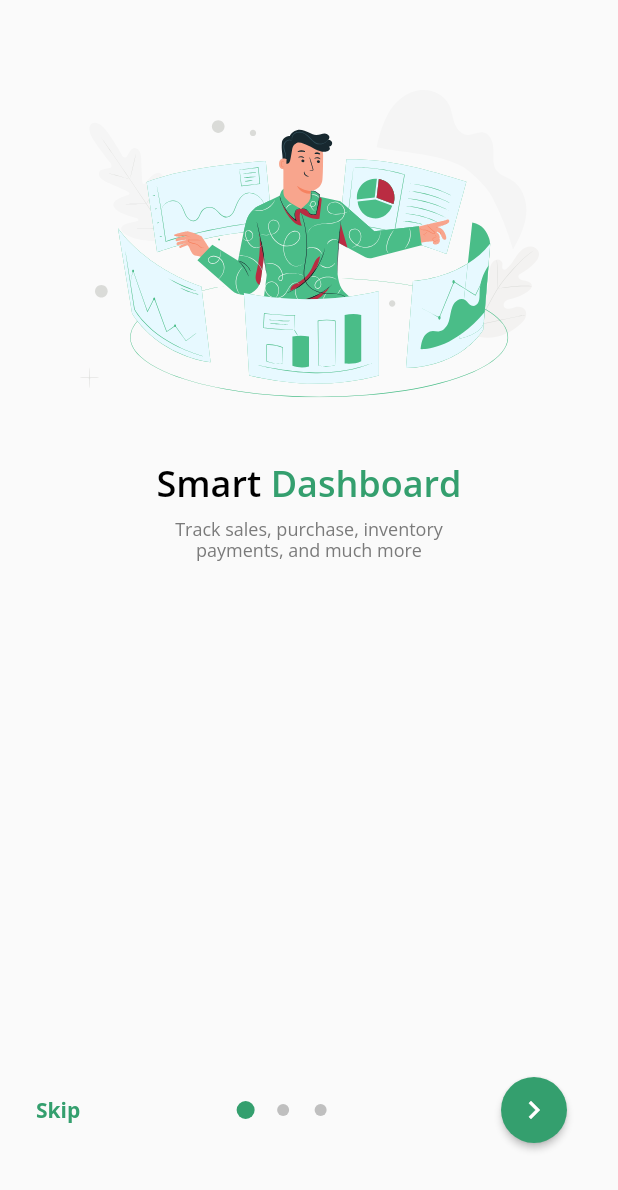
After one commit to Sp4Rx/tranzact, a Flutter app: the OnBoarding screen opened directly, on a phone screen of 412 x 824 dp. The commit adds this screen. Shown: the top 1190 px of the screen. Run offline on Flutter 3.47's test engine with Material 2 defaults, Android fonts, the phone set to English and light mode, and no system bars; our stand-ins replace dio, equatable, firebase_auth, firebase_core, flutter_bloc, flutter_secure_storage and 3 more; missing offline and left inert: flow_builder; accounts and stored records are empty.

Commit message:
OnBoarding design

```diff
--- /dev/null
+++ b/lib/core/constant.dart
@@ -0,0 +1,24 @@
+import 'package:tranzact/models/on_board_model.dart';
+
+class Constant {
+  static const List<OnBoardModel> onBoardItems = [
+    OnBoardModel(
+      'images/svg/onboard1.svg',
+      'Smart',
+      'Dashboard',
+      'Track sales, purchase, inventory\npayments, and much more',
+    ),
+    OnBoardModel(
+      'images/svg/onboard2.svg',
+      'Smart',
+      'Dashboard',
+      'Track sales, purchase, inventory\npayments, and much more',
+    ),
+    OnBoardModel(
+      'images/svg/onboard3.svg',
+      'Smart',
+      'Dashboard',
+      'Track sales, purchase, inventory\npayments, and much more',
+    )
+  ];
+}
--- a/lib/core/storage.dart
+++ b/lib/core/storage.dart
@@ -9,7 +9,7 @@ class Storage {
 
   static Future<bool> get isOnBoardingDone async {
     final value = await _storage.read(key: 'isOnBoardingDone');
-    _isOnBoardingDone ??= (value == null) ? true : value.toBool();
+    _isOnBoardingDone ??= (value == null) ? false : value.toBool();
     return _isOnBoardingDone!;
   }
 
--- a/lib/main.dart
+++ b/lib/main.dart
@@ -1,11 +1,12 @@
 import 'package:firebase_core/firebase_core.dart';
+import 'package:flow_builder/flow_builder.dart';
 import 'package:flutter/material.dart';
 import 'package:flutter_bloc/flutter_bloc.dart';
+import 'package:google_fonts/google_fonts.dart';
 import 'package:tranzact/blocs/app/app_bloc.dart';
 import 'package:tranzact/firebase_options.dart';
 import 'package:tranzact/repositories/auth_repository.dart';
 import 'package:tranzact/router/app_router.dart';
-import 'package:flow_builder/flow_builder.dart';
 
 void main() async {
   WidgetsFlutterBinding.ensureInitialized();
@@ -49,6 +50,11 @@ class AppView extends StatelessWidget {
   @override
   Widget build(BuildContext context) {
     return MaterialApp(
+      theme: ThemeData(
+        textTheme: GoogleFonts.openSansTextTheme(
+          Theme.of(context).textTheme,
+        ),
+      ),
       home: FlowBuilder<AppStatus>(
         state: context.select((AppBloc bloc) => bloc.state.status),
         onGeneratePages: AppRouter.onGenerateAppViewPages,
--- /dev/null
+++ b/lib/models/on_board_model.dart
@@ -0,0 +1,9 @@
+class OnBoardModel {
+  final String svgImage;
+  final String text1;
+  final String text2;
+  final String descriptionText;
+
+  const OnBoardModel(
+      this.svgImage, this.text1, this.text2, this.descriptionText);
+}
--- /dev/null
+++ b/lib/ui/commons/atoms/circle_icon_button.dart
@@ -0,0 +1,24 @@
+import 'package:flutter/material.dart';
+import 'package:tranzact/ui/commons/tcolors.dart';
+
+class CircleIconButton extends StatelessWidget {
+  final VoidCallback? onPressed;
+
+  const CircleIconButton({
+    Key? key,
+    this.onPressed,
+  }) : super(key: key);
+
+  @override
+  Widget build(BuildContext context) {
+    return ElevatedButton(
+      onPressed: onPressed,
+      style: ButtonStyle(
+        shape: MaterialStateProperty.all(const CircleBorder()),
+        padding: MaterialStateProperty.all(const EdgeInsets.all(10)),
+        backgroundColor: MaterialStateProperty.all(TColors.secondaryDefault),
+      ),
+      child: const Icon(Icons.chevron_right),
+    );
+  }
+}
--- a/lib/ui/commons/atoms/blue_text.dart
+++ b/lib/ui/commons/atoms/colored_action_text.dart
@@ -1,15 +1,18 @@
 import 'package:flutter/material.dart';
 import 'package:tranzact/ui/commons/tcolors.dart';
 
-class BlueText extends StatelessWidget {
+class ColoredActionText extends StatelessWidget {
   final String data;
+  final Color? color;
 
   final VoidCallback? onPressed;
 
-  const BlueText(
+  ///Default color is [TColors.blueDark]
+  const ColoredActionText(
     this.data, {
     Key? key,
     this.onPressed,
+    this.color,
   }) : super(key: key);
 
   @override
@@ -18,8 +21,8 @@ class BlueText extends StatelessWidget {
       onTap: onPressed,
       child: Text(
         data,
-        style: const TextStyle(
-            color: TColors.blueDark, fontWeight: FontWeight.bold),
+        style: TextStyle(
+            color: color ?? TColors.blueDark, fontWeight: FontWeight.bold),
       ),
     );
   }
--- /dev/null
+++ b/lib/ui/commons/atoms/dots_indicator.dart
@@ -0,0 +1,76 @@
+import 'dart:math';
+
+import 'package:flutter/material.dart';
+
+/// An indicator showing the currently selected page of a PageController
+class DotsIndicator extends AnimatedWidget {
+  const DotsIndicator({
+    Key? key,
+    required this.controller,
+    required this.itemCount,
+    required this.onPageSelected,
+    this.color = Colors.white,
+    this.secondaryColor,
+  }) : super(key: key, listenable: controller);
+
+  /// The PageController that this DotsIndicator is representing.
+  final PageController controller;
+
+  /// The number of items managed by the PageController
+  final int itemCount;
+
+  /// Called when a dot is tapped
+  final ValueChanged<int> onPageSelected;
+
+  /// The color of the dots.
+  ///
+  /// Defaults to `Colors.white`.
+  final Color color;
+
+  ///Color for the unselected dors
+  final Color? secondaryColor;
+
+  // The base size of the dots
+  static const double _kDotSize = 8.0;
+
+  // The increase in the size of the selected dot
+  static const double _kMaxZoom = 1.5;
+
+  // The distance between the center of each dot
+  static const double _kDotSpacing = 25.0;
+
+  Widget _buildDot(int index) {
+    double selectedNess = Curves.easeOut.transform(
+      max(
+        0.0,
+        1.0 - ((controller.page ?? controller.initialPage) - index).abs(),
+      ),
+    );
+    double zoom = 1.0 + (_kMaxZoom - 1.0) * selectedNess;
+
+    return SizedBox(
+      width: _kDotSpacing,
+      child: Center(
+        child: Material(
+          color: selectedNess > 0.5 ? color : secondaryColor ?? color,
+          type: MaterialType.circle,
+          child: SizedBox(
+            width: _kDotSize * zoom,
+            height: _kDotSize * zoom,
+            child: InkWell(
+              onTap: () => onPageSelected(index),
+            ),
+          ),
+        ),
+      ),
+    );
+  }
+
+  @override
+  Widget build(BuildContext context) {
+    return Row(
+      mainAxisAlignment: MainAxisAlignment.center,
+      children: List<Widget>.generate(itemCount, _buildDot),
+    );
+  }
+}
--- /dev/null
+++ b/lib/ui/commons/atoms/dual_color_text.dart
@@ -0,0 +1,49 @@
+import 'package:flutter/material.dart';
+import 'package:tranzact/ui/commons/tcolors.dart';
+
+class DualColorText extends StatelessWidget {
+  final String text1;
+  final String text2;
+  final Color? color1;
+  final Color? color2;
+  final double? fontSize;
+
+  const DualColorText({
+    Key? key,
+    required this.text1,
+    required this.text2,
+    this.color1,
+    this.color2,
+    this.fontSize,
+  }) : super(key: key);
+
+  @override
+  Widget build(BuildContext context) {
+    return Wrap(
+      children: [
+        Text(
+          text1,
+          style: _defaultTextStyle(),
+        ),
+        Text(
+          ' ',
+          style: _defaultTextStyle(),
+        ),
+        Text(
+          text2,
+          style: _defaultTextStyle().copyWith(
+            color: TColors.secondaryDefault,
+          ),
+        ),
+      ],
+    );
+  }
+
+  TextStyle _defaultTextStyle() {
+    return TextStyle(
+      fontSize: fontSize ?? 24,
+      fontWeight: FontWeight.w600,
+      color: color1 ?? Colors.black,
+    );
+  }
+}
--- /dev/null
+++ b/lib/ui/commons/molecules/onboarding_item.dart
@@ -0,0 +1,36 @@
+import 'package:flutter/material.dart';
+import 'package:tranzact/ui/commons/atoms/dual_color_text.dart';
+import 'package:tranzact/ui/commons/atoms/plain_text.dart';
+import 'package:tranzact/ui/commons/image_loader.dart';
+
+class OnBoardingItem extends StatelessWidget {
+  final String svgImage;
+  final String text1;
+  final String text2;
+  final String descriptionText;
+
+  const OnBoardingItem({
+    Key? key,
+    required this.svgImage,
+    required this.text1,
+    required this.text2,
+    required this.descriptionText,
+  }) : super(key: key);
+
+  @override
+  Widget build(BuildContext context) {
+    return Column(
+      children: [
+        ImageLoader.assetSvg(svgImage),
+        const SizedBox(
+          height: 40,
+        ),
+        DualColorText(text1: text1, text2: text2),
+        const SizedBox(
+          height: 8,
+        ),
+        PlainText(descriptionText),
+      ],
+    );
+  }
+}
--- a/lib/ui/screens/login_screen.dart
+++ b/lib/ui/screens/login_screen.dart
@@ -2,7 +2,7 @@ import 'package:flutter/material.dart';
 import 'package:flutter_bloc/flutter_bloc.dart';
 import 'package:tranzact/cubits/login/login_cubit.dart';
 import 'package:tranzact/repositories/auth_repository.dart';
-import 'package:tranzact/ui/commons/atoms/blue_text.dart';
+import 'package:tranzact/ui/commons/atoms/colored_action_text.dart';
 import 'package:tranzact/ui/commons/atoms/default_button.dart';
 import 'package:tranzact/ui/commons/atoms/google_button.dart';
 import 'package:tranzact/ui/commons/atoms/input_text.dart';
@@ -57,7 +57,7 @@ class LoginForm extends StatelessWidget {
               alignment: Alignment.bottomRight,
               child: Padding(
                 padding: EdgeInsets.all(12.0),
-                child: BlueText('Forgot password?'),
+                child: ColoredActionText('Forgot password?'),
               )),
           const SizedBox(height: 28),
           _LoginButton(),
@@ -70,7 +70,7 @@ class LoginForm extends StatelessWidget {
           Wrap(
             children: [
               const Text('Don’t have an account?  '),
-              BlueText(
+              ColoredActionText(
                 'Sign Up',
                 onPressed: () =>
                     Navigator.of(context).push<void>(SignupScreen.route()),
--- a/lib/ui/screens/on_boarding.dart
+++ b/lib/ui/screens/on_boarding.dart
@@ -1,14 +1,91 @@
 import 'package:flutter/material.dart';
+import 'package:tranzact/core/constant.dart';
+import 'package:tranzact/models/on_board_model.dart';
+import 'package:tranzact/ui/commons/atoms/circle_icon_button.dart';
+import 'package:tranzact/ui/commons/atoms/colored_action_text.dart';
+import 'package:tranzact/ui/commons/atoms/dots_indicator.dart';
+import 'package:tranzact/ui/commons/molecules/onboarding_item.dart';
+import 'package:tranzact/ui/commons/tcolors.dart';
 
-class OnBoarding extends StatelessWidget {
+class OnBoarding extends StatefulWidget {
   const OnBoarding({Key? key}) : super(key: key);
 
   static Page page() => const MaterialPage<void>(child: OnBoarding());
 
   @override
+  State<OnBoarding> createState() => _OnBoardingState();
+}
+
+class _OnBoardingState extends State<OnBoarding> {
+  final List<OnBoardModel> _items = Constant.onBoardItems;
+
+  static const _duration = Duration(milliseconds: 300);
+  static const _curve = Curves.ease;
+  final _controller = PageController();
+
+  @override
   Widget build(BuildContext context) {
-    return const Scaffold(
-      body: Center(child: Text('Hello World')),
+    return Scaffold(
+      body: SafeArea(
+        child: Padding(
+          padding: const EdgeInsets.symmetric(
+            horizontal: 24,
+            vertical: 60,
+          ),
+          child: Column(
+            mainAxisSize: MainAxisSize.min,
+            children: [
+              Expanded(
+                child: PageView.builder(
+                    scrollBehavior: const MaterialScrollBehavior()
+                        .copyWith(overscroll: false),
+                    physics: const NeverScrollableScrollPhysics(),
+                    controller: _controller,
+                    itemBuilder: (context, index) {
+                      final OnBoardModel item = _items[index];
+                      return OnBoardingItem(
+                        svgImage: item.svgImage,
+                        text1: item.text1,
+                        text2: item.text2,
+                        descriptionText: item.descriptionText,
+                      );
+                    },
+                    itemCount: _items.length),
+              ),
+              Row(
+                mainAxisAlignment: MainAxisAlignment.spaceBetween,
+                children: [
+                  ColoredActionText(
+                    'Skip',
+                    onPressed: () {},
+                    color: TColors.secondaryDefault,
+                  ),
+                  DotsIndicator(
+                    color: TColors.secondaryDefault,
+                    secondaryColor: TColors.neutral6,
+                    controller: _controller,
+                    itemCount: _items.length,
+                    onPageSelected: (int page) {
+                      _controller.animateToPage(
+                        page,
+                        duration: _duration,
+                        curve: _curve,
+                      );
+                    },
+                  ),
+                  CircleIconButton(onPressed: () {
+                    if ((_controller.page ?? 0) >= _items.length - 1) {
+                      //Goto next screen
+                    } else {
+                      _controller.nextPage(duration: _duration, curve: _curve);
+                    }
+                  }),
+                ],
+              ),
+            ],
+          ),
+        ),
+      ),
     );
   }
 }
--- a/pubspec.yaml
+++ b/pubspec.yaml
@@ -43,6 +43,7 @@ dependencies:
   flow_builder: ^0.0.9
   flutter_secure_storage: ^5.0.2
   dio: ^4.0.6
+  google_fonts: ^3.0.1
 
 dev_dependencies:
   flutter_test:
```
Also changed, not shown: images/svg/onboard1.svg (added), images/svg/onboard2.svg (added), images/svg/onboard3.svg (added), pubspec.lock.
